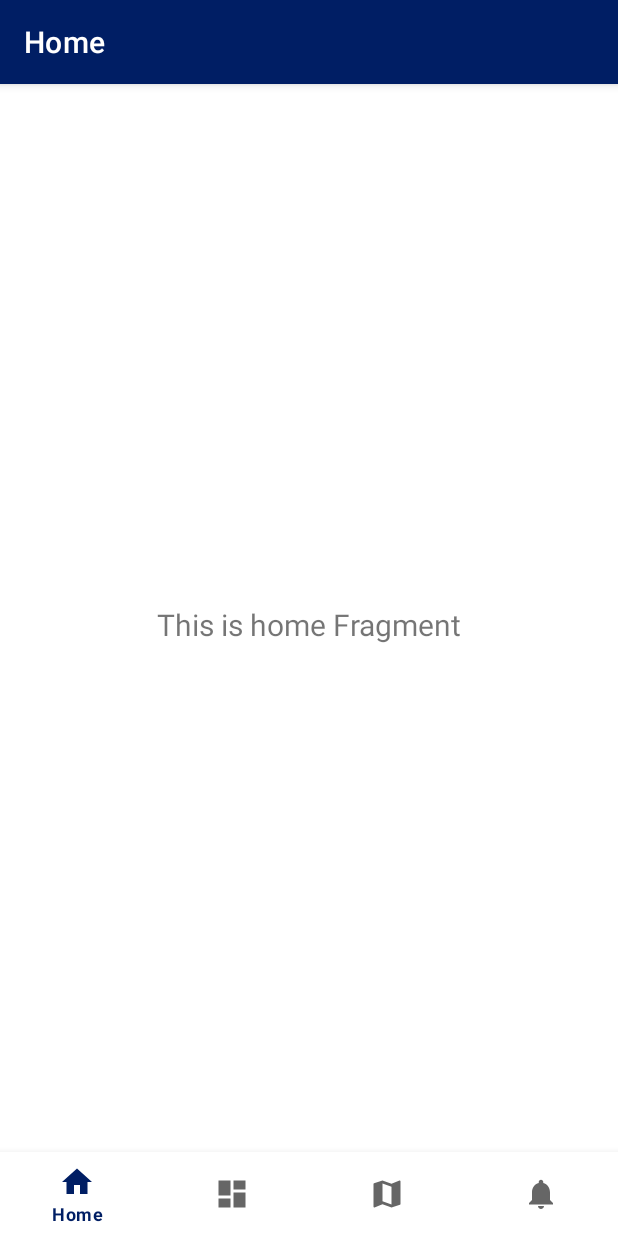
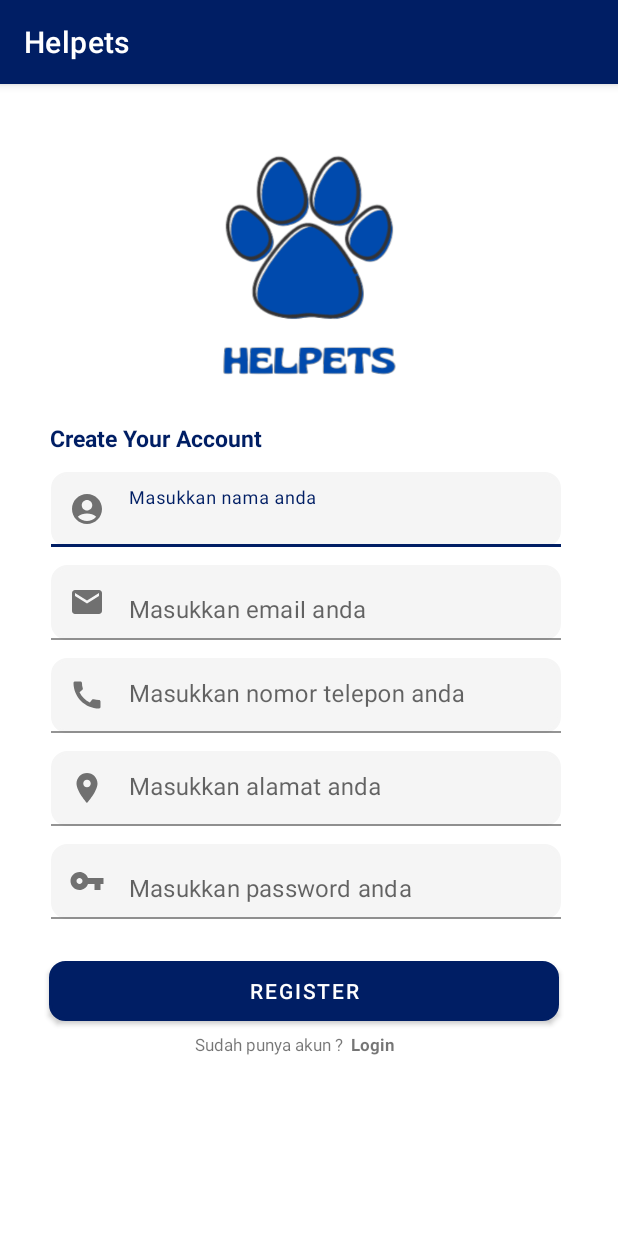
Before and after one commit to Dwiki-stw/Helpets, an Android app: the screen it shows after launch (MainActivity before the commit, RegisterActivity after it), after a tap on "Register", on a phone screen of 412 x 824 dp. Run offline under Robolectric (Android 15) with nearby library versions, the phone set to English and light mode, and no system bars.

Commit message:
Menambahkan register activity xml dan mengedit login activity serta custom view

```diff
--- a/app/src/main/java/id/med/helpets/ui/login/LoginActivity.kt
+++ b/app/src/main/java/id/med/helpets/ui/login/LoginActivity.kt
@@ -6,6 +6,7 @@ import android.os.Bundle
 import id.med.helpets.MainActivity
 import id.med.helpets.R
 import id.med.helpets.databinding.ActivityLoginBinding
+import id.med.helpets.ui.register.RegisterActivity
 
 class LoginActivity : AppCompatActivity() {
     private lateinit var binding: ActivityLoginBinding
@@ -18,7 +19,7 @@ class LoginActivity : AppCompatActivity() {
         supportActionBar?.hide()
 
         binding.tvRegis.setOnClickListener {
-            intent = Intent(this@LoginActivity, MainActivity::class.java)
+            intent = Intent(this@LoginActivity, RegisterActivity::class.java)
             startActivity(intent)
         }
 
--- a/app/src/main/java/id/med/helpets/ui/login/customview/EditTextWord.kt
+++ b/app/src/main/java/id/med/helpets/ui/login/customview/EditTextWord.kt
@@ -28,7 +28,7 @@ class EditTextWord : AppCompatEditText {
 
     override fun onDraw(canvas: Canvas?) {
         super.onDraw(canvas)
-        hint = "Masukkan nama anda"
+        hint = ""
     }
 
     private fun init(){
@@ -44,7 +44,7 @@ class EditTextWord : AppCompatEditText {
                 setSelection(text!!.length)
                 if (s != null){
                     if (s.isEmpty()){
-                        error = "Lengkapi nama anda !"
+                        error = "Data tidak boleh kosong !"
                     }
                     else{
                         error = null
--- /dev/null
+++ b/app/src/main/java/id/med/helpets/ui/register/RegisterActivity.kt
@@ -0,0 +1,12 @@
+package id.med.helpets.ui.register
+
+import androidx.appcompat.app.AppCompatActivity
+import android.os.Bundle
+import id.med.helpets.R
+
+class RegisterActivity : AppCompatActivity() {
+    override fun onCreate(savedInstanceState: Bundle?) {
+        super.onCreate(savedInstanceState)
+        setContentView(R.layout.activity_register)
+    }
+}
--- /dev/null
+++ b/app/src/main/res/drawable/ic_baseline_call_24.xml
@@ -0,0 +1,5 @@
+<vector android:height="24dp" android:tint="#001E64"
+    android:viewportHeight="24" android:viewportWidth="24"
+    android:width="24dp" xmlns:android="http://schemas.android.com/apk/res/android">
+    <path android:fillColor="@android:color/white" android:pathData="M20.01,15.38c-1.23,0 -2.42,-0.2 -3.53,-0.56 -0.35,-0.12 -0.74,-0.03 -1.01,0.24l-1.57,1.97c-2.83,-1.35 -5.48,-3.9 -6.89,-6.83l1.95,-1.66c0.27,-0.28 0.35,-0.67 0.24,-1.02 -0.37,-1.11 -0.56,-2.3 -0.56,-3.53 0,-0.54 -0.45,-0.99 -0.99,-0.99H4.19C3.65,3 3,3.24 3,3.99 3,13.28 10.73,21 20.01,21c0.71,0 0.99,-0.63 0.99,-1.18v-3.45c0,-0.54 -0.45,-0.99 -0.99,-0.99z"/>
+</vector>
--- /dev/null
+++ b/app/src/main/res/drawable/ic_baseline_email_24.xml
@@ -0,0 +1,5 @@
+<vector android:height="24dp" android:tint="#001E64"
+    android:viewportHeight="24" android:viewportWidth="24"
+    android:width="24dp" xmlns:android="http://schemas.android.com/apk/res/android">
+    <path android:fillColor="@android:color/white" android:pathData="M20,4L4,4c-1.1,0 -1.99,0.9 -1.99,2L2,18c0,1.1 0.9,2 2,2h16c1.1,0 2,-0.9 2,-2L22,6c0,-1.1 -0.9,-2 -2,-2zM20,8l-8,5 -8,-5L4,6l8,5 8,-5v2z"/>
+</vector>
--- /dev/null
+++ b/app/src/main/res/drawable/ic_baseline_location_on_24.xml
@@ -0,0 +1,5 @@
+<vector android:height="24dp" android:tint="#001E64"
+    android:viewportHeight="24" android:viewportWidth="24"
+    android:width="24dp" xmlns:android="http://schemas.android.com/apk/res/android">
+    <path android:fillColor="@android:color/white" android:pathData="M12,2C8.13,2 5,5.13 5,9c0,5.25 7,13 7,13s7,-7.75 7,-13c0,-3.87 -3.13,-7 -7,-7zM12,11.5c-1.38,0 -2.5,-1.12 -2.5,-2.5s1.12,-2.5 2.5,-2.5 2.5,1.12 2.5,2.5 -1.12,2.5 -2.5,2.5z"/>
+</vector>
--- a/app/src/main/res/layout/activity_login.xml
+++ b/app/src/main/res/layout/activity_login.xml
@@ -41,14 +41,14 @@
 
     <com.google.android.material.textfield.TextInputLayout
         android:id="@+id/ipt_email"
-        android:layout_width="321dp"
+        android:layout_width="330dp"
         android:layout_height="50dp"
         android:layout_marginTop="8dp"
         app:layout_constraintEnd_toEndOf="parent"
         app:layout_constraintHorizontal_bias="0.0"
         app:layout_constraintStart_toStartOf="@+id/txt_email"
         app:layout_constraintTop_toBottomOf="@+id/txt_email"
-        app:startIconDrawable="@drawable/ic_baseline_account_circle_24">
+        app:startIconDrawable="@drawable/ic_baseline_email_24">
         <id.med.helpets.ui.login.customview.EditTextEmail
             android:id="@+id/edt_email"
             android:layout_width="match_parent"
@@ -70,7 +70,7 @@
 
     <com.google.android.material.textfield.TextInputLayout
         android:id="@+id/ipt_password"
-        android:layout_width="321dp"
+        android:layout_width="330dp"
         android:layout_height="50dp"
         android:layout_marginTop="8dp"
         android:background="@drawable/layout_shape"
@@ -90,7 +90,7 @@
 
     <Button
         android:id="@+id/btn_login"
-        android:layout_width="321dp"
+        android:layout_width="330dp"
         android:layout_height="40dp"
         android:layout_marginTop="28dp"
         android:text="@string/login"
@@ -104,7 +104,7 @@
         android:id="@+id/txt_konfirm"
         android:layout_width="wrap_content"
         android:layout_height="wrap_content"
-        android:layout_marginStart="130dp"
+        android:layout_marginStart="137dp"
         android:layout_marginTop="8dp"
         android:text="@string/txt_konfirm"
         android:textSize="11sp"
--- /dev/null
+++ b/app/src/main/res/layout/activity_register.xml
@@ -0,0 +1,166 @@
+<?xml version="1.0" encoding="utf-8"?>
+<ScrollView xmlns:android="http://schemas.android.com/apk/res/android"
+    xmlns:app="http://schemas.android.com/apk/res-auto"
+    xmlns:tools="http://schemas.android.com/tools"
+    android:id="@+id/activity_main"
+    android:layout_width="match_parent"
+    android:layout_height="match_parent"
+    android:background="@android:color/white"
+    tools:context=".ui.register.RegisterActivity">
+
+    <androidx.constraintlayout.widget.ConstraintLayout
+        android:layout_width="match_parent"
+        android:layout_height="match_parent">
+
+        <ImageView
+            android:id="@+id/img_logo"
+            android:layout_width="165dp"
+            android:layout_height="165dp"
+            android:layout_marginTop="40dp"
+            android:src="@drawable/logo"
+            app:layout_constraintEnd_toEndOf="parent"
+            app:layout_constraintStart_toStartOf="parent"
+            app:layout_constraintTop_toTopOf="parent" />
+
+        <TextView
+            android:id="@+id/txt_create"
+            style="@style/TextContext"
+            android:layout_width="wrap_content"
+            android:layout_height="wrap_content"
+            android:layout_marginTop="20dp"
+            android:text="@string/create_your_account"
+            android:textColor="@color/blue"
+            app:layout_constraintEnd_toEndOf="parent"
+            app:layout_constraintHorizontal_bias="0.124"
+            app:layout_constraintStart_toStartOf="parent"
+            app:layout_constraintTop_toBottomOf="@+id/img_logo" />
+
+        <com.google.android.material.textfield.TextInputLayout
+            android:id="@+id/ipt_nama"
+            android:layout_width="340dp"
+            android:layout_height="50dp"
+            android:layout_marginTop="12dp"
+            app:layout_constraintEnd_toEndOf="parent"
+            app:layout_constraintHorizontal_bias="0.013"
+            app:layout_constraintStart_toStartOf="@+id/txt_create"
+            app:layout_constraintTop_toBottomOf="@+id/txt_create"
+            app:startIconDrawable="@drawable/ic_baseline_account_circle_24">
+            <id.med.helpets.ui.login.customview.EditTextWord
+                android:id="@+id/edt_nama"
+                android:layout_width="match_parent"
+                android:layout_height="match_parent"
+                android:hint="@string/edt_nama"
+                android:background="@drawable/layout_shape"
+                android:backgroundTint="@color/abu"/>
+        </com.google.android.material.textfield.TextInputLayout>
+
+        <com.google.android.material.textfield.TextInputLayout
+            android:id="@+id/ipt_email"
+            android:layout_width="340dp"
+            android:layout_height="50dp"
+            android:layout_marginTop="12dp"
+            app:layout_constraintEnd_toEndOf="parent"
+            app:layout_constraintHorizontal_bias="0.0"
+            app:layout_constraintStart_toStartOf="@+id/ipt_nama"
+            app:layout_constraintTop_toBottomOf="@+id/ipt_nama"
+            app:startIconDrawable="@drawable/ic_baseline_email_24">
+            <id.med.helpets.ui.login.customview.EditTextEmail
+                android:id="@+id/edt_email"
+                android:layout_width="match_parent"
+                android:layout_height="match_parent"
+                android:background="@drawable/layout_shape"
+                android:backgroundTint="@color/abu"/>
+        </com.google.android.material.textfield.TextInputLayout>
+
+        <com.google.android.material.textfield.TextInputLayout
+            android:id="@+id/ipt_nomor"
+            android:layout_width="340dp"
+            android:layout_height="50dp"
+            android:layout_marginTop="12dp"
+            app:layout_constraintEnd_toEndOf="parent"
+            app:layout_constraintHorizontal_bias="0.0"
+            app:layout_constraintStart_toStartOf="@+id/ipt_email"
+            app:layout_constraintTop_toBottomOf="@+id/ipt_email"
+            app:startIconDrawable="@drawable/ic_baseline_call_24">
+            <id.med.helpets.ui.login.customview.EditTextWord
+                android:id="@+id/edt_nomor"
+                android:layout_width="match_parent"
+                android:layout_height="match_parent"
+                android:background="@drawable/layout_shape"
+                android:backgroundTint="@color/abu"
+                android:hint="@string/edt_nomor"/>
+        </com.google.android.material.textfield.TextInputLayout>
+
+        <com.google.android.material.textfield.TextInputLayout
+            android:id="@+id/ipt_alamat"
+            android:layout_width="340dp"
+            android:layout_height="50dp"
+            android:layout_marginTop="12dp"
+            app:layout_constraintEnd_toEndOf="parent"
+            app:layout_constraintHorizontal_bias="0.0"
+            app:layout_constraintStart_toStartOf="@+id/ipt_nomor"
+            app:layout_constraintTop_toBottomOf="@+id/ipt_nomor"
+            app:startIconDrawable="@drawable/ic_baseline_location_on_24">
+            <id.med.helpets.ui.login.customview.EditTextWord
+                android:id="@+id/edt_alamat"
+                android:layout_width="match_parent"
+                android:layout_height="match_parent"
+                android:backgroundTint="@color/abu"
+                android:background="@drawable/layout_shape"
+                android:hint="@string/edt_alamat"/>
+        </com.google.android.material.textfield.TextInputLayout>
+
+        <com.google.android.material.textfield.TextInputLayout
+            android:id="@+id/ipt_password"
+            android:layout_width="340dp"
+            android:layout_height="50dp"
+            android:layout_marginTop="12dp"
+            app:layout_constraintEnd_toEndOf="parent"
+            app:layout_constraintHorizontal_bias="0.0"
+            app:layout_constraintStart_toStartOf="@+id/ipt_alamat"
+            app:layout_constraintTop_toBottomOf="@+id/ipt_alamat"
+            app:startIconDrawable="@drawable/ic_baseline_vpn_key_24">
+            <id.med.helpets.ui.login.customview.EditTextPassword
+                android:id="@+id/edt_password"
+                android:layout_width="match_parent"
+                android:layout_height="match_parent"
+                android:backgroundTint="@color/abu"
+                android:background="@drawable/layout_shape"/>
+        </com.google.android.material.textfield.TextInputLayout>
+
+        <Button
+            android:id="@+id/btn_register"
+            android:layout_width="340dp"
+            android:layout_height="40dp"
+            android:layout_marginTop="28dp"
+            android:text="@string/register"
+            android:background="@drawable/layout_shape"
+            app:layout_constraintEnd_toEndOf="parent"
+            app:layout_constraintHorizontal_bias="0.455"
+            app:layout_constraintStart_toStartOf="parent"
+            app:layout_constraintTop_toBottomOf="@+id/ipt_password" />
+
+        <TextView
+            android:id="@+id/txt_konfirm"
+            android:layout_width="wrap_content"
+            android:layout_height="wrap_content"
+            android:layout_marginStart="130dp"
+            android:layout_marginTop="8dp"
+            android:text="@string/txt_konfirm_login"
+            android:textSize="11sp"
+            app:layout_constraintStart_toStartOf="parent"
+            app:layout_constraintTop_toBottomOf="@+id/btn_register" />
+
+        <TextView
+            android:id="@+id/tv_regis"
+            android:layout_width="wrap_content"
+            android:layout_height="wrap_content"
+            android:layout_marginStart="5dp"
+            android:textStyle="bold"
+            android:text="@string/txt_login"
+            android:textSize="11sp"
+            app:layout_constraintBottom_toBottomOf="@+id/txt_konfirm"
+            app:layout_constraintStart_toEndOf="@+id/txt_konfirm" />
+    </androidx.constraintlayout.widget.ConstraintLayout>
+
+</ScrollView>
--- a/app/src/main/res/values/strings.xml
+++ b/app/src/main/res/values/strings.xml
@@ -14,6 +14,13 @@
     <string name="password">Password</string>
     <string name="txt_konfirm">Belum punya akun ?</string>
     <string name="txt_register">Register</string>
+    <string name="txt_konfirm_login">Sudah punya akun ?</string>
+    <string name="edt_nama">Masukkan nama anda</string>
     <string name="edt_email">Masukkan email anda</string>
     <string name="edt_password">Masukkan password anda</string>
+    <string name="create_your_account">Create Your Account</string>
+    <string name="edt_nomor">Masukkan nomor telepon anda</string>
+    <string name="edt_alamat">Masukkan alamat anda</string>
+    <string name="register">REGISTER</string>
+    <string name="txt_login">Login</string>
 </resources>
```
Also changed, not shown: app/src/main/AndroidManifest.xml (+7 -0 lines).
